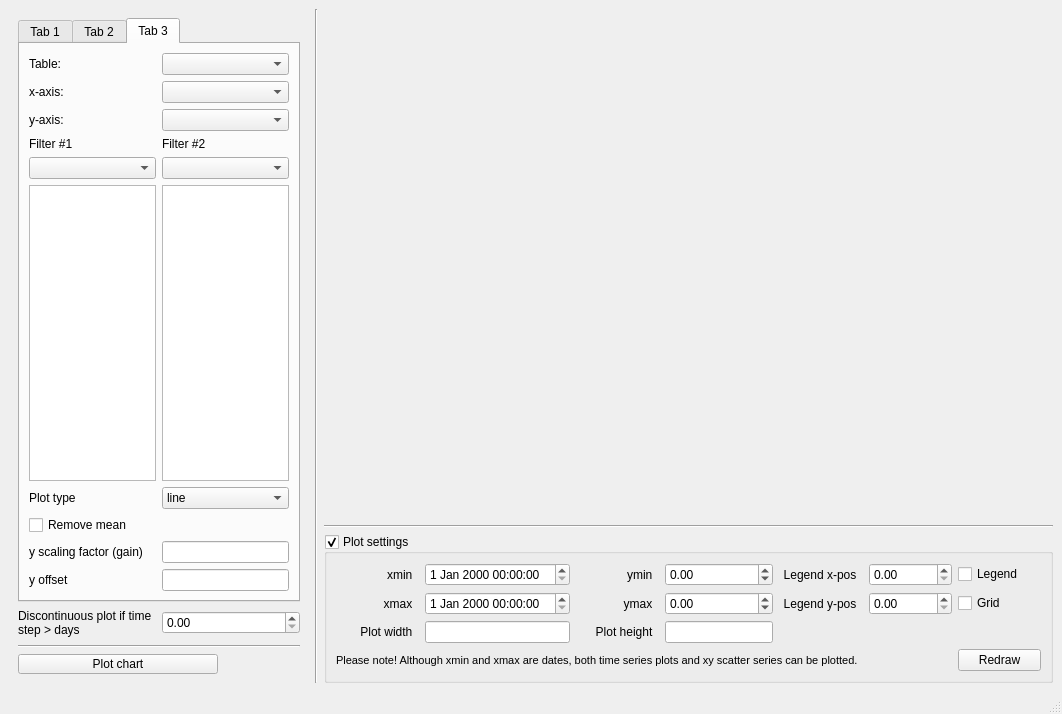
Old version of the form ui/customplotdialog.ui in the repository jkall/qgis-midvatten-plugin.
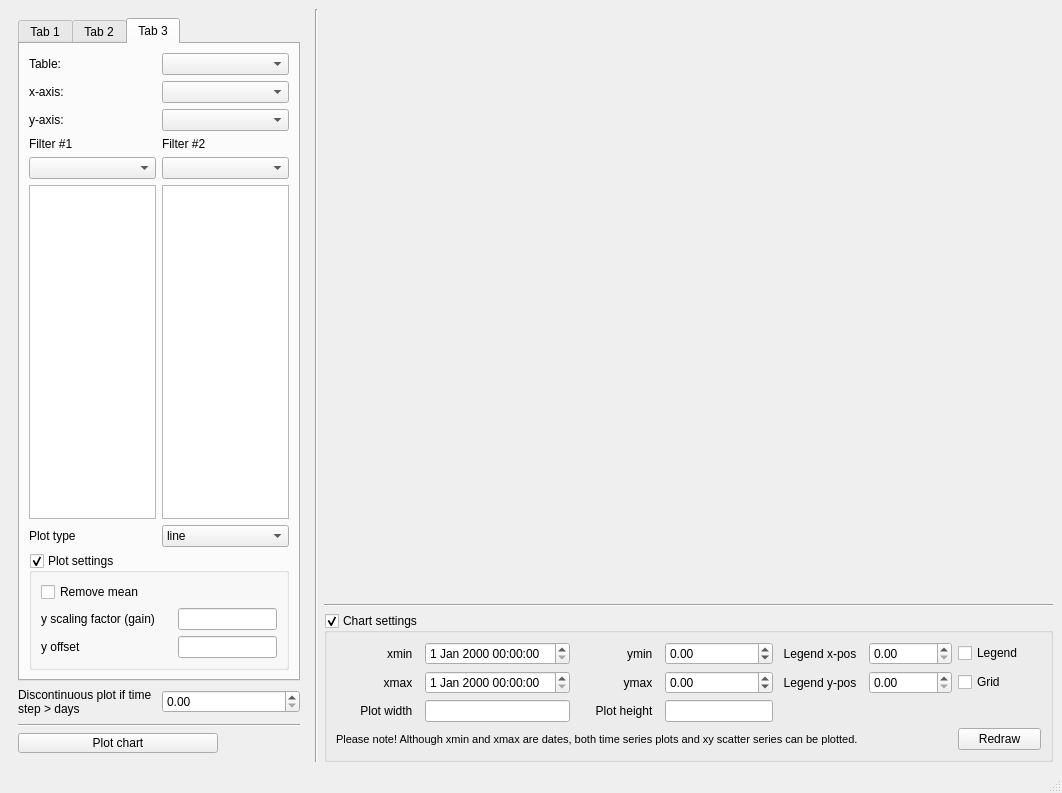
New version of the form. The open tabs and pages were chosen to show the change.

```diff
--- a/ui/customplotdialog.ui
+++ b/ui/customplotdialog.ui
@@ -7,14 +7,14 @@
     <x>0</x>
     <y>0</y>
     <width>1062</width>
-    <height>714</height>
+    <height>793</height>
    </rect>
   </property>
   <property name="windowTitle">
    <string>Custom plot generator for Midvatten plugin</string>
   </property>
   <widget class="QWidget" name="centralwidget">
-   <layout class="QGridLayout" name="gridLayout_14">
+   <layout class="QGridLayout" name="gridLayout_21">
     <item row="0" column="0">
      <layout class="QHBoxLayout" name="horizontalLayout_7" stretch="0,1,50">
       <item>
@@ -825,6 +825,94 @@
                  </item>
                 </layout>
                </item>
+               <item row="3" column="0">
+                <widget class="QGroupBox" name="plot_settings_2">
+                 <property name="title">
+                  <string>Plot settings</string>
+                 </property>
+                 <property name="checkable">
+                  <bool>true</bool>
+                 </property>
+                 <layout class="QGridLayout" name="gridLayout_18">
+                  <item row="0" column="0">
+                   <layout class="QGridLayout" name="gridLayout_14">
+                    <item row="0" column="0">
+                     <widget class="QCheckBox" name="checkBox_remove_mean2">
+                      <property name="text">
+                       <string>Remove mean</string>
+                      </property>
+                     </widget>
+                    </item>
+                    <item row="1" column="0">
+                     <widget class="QLabel" name="label_12">
+                      <property name="minimumSize">
+                       <size>
+                        <width>131</width>
+                        <height>0</height>
+                       </size>
+                      </property>
+                      <property name="toolTip">
+                       <string>a in y=ax+b</string>
+                      </property>
+                      <property name="text">
+                       <string>y scaling factor (gain)</string>
+                      </property>
+                     </widget>
+                    </item>
+                    <item row="1" column="1">
+                     <widget class="QLineEdit" name="LineEditFactor2">
+                      <property name="sizePolicy">
+                       <sizepolicy hsizetype="Preferred" vsizetype="Fixed">
+                        <horstretch>0</horstretch>
+                        <verstretch>0</verstretch>
+                       </sizepolicy>
+                      </property>
+                      <property name="toolTip">
+                       <string>a in y=ax+b</string>
+                      </property>
+                      <property name="text">
+                       <string/>
+                      </property>
+                     </widget>
+                    </item>
+                    <item row="2" column="0">
+                     <widget class="QLabel" name="label_15">
+                      <property name="minimumSize">
+                       <size>
+                        <width>131</width>
+                        <height>0</height>
+                       </size>
+                      </property>
+                      <property name="toolTip">
+                       <string>b in y=ax+b</string>
+                      </property>
+                      <property name="text">
+                       <string>y offset</string>
+                      </property>
+                     </widget>
+                    </item>
+                    <item row="2" column="1">
+                     <widget class="QLineEdit" name="LineEditOffset2">
+                      <property name="sizePolicy">
+                       <sizepolicy hsizetype="Preferred" vsizetype="Fixed">
+                        <horstretch>0</horstretch>
+                        <verstretch>0</verstretch>
+                       </sizepolicy>
+                      </property>
+                      <property name="toolTip">
+                       <string>b in y=ax+b</string>
+                      </property>
+                      <property name="text">
+                       <string/>
+                      </property>
+                     </widget>
+                    </item>
+                   </layout>
+                  </item>
+                 </layout>
+                 <zorder></zorder>
+                </widget>
+               </item>
                <item row="1" column="0">
                 <layout class="QGridLayout" name="gridLayout_9">
                  <item row="0" column="0">
@@ -1526,77 +1614,92 @@
                  </item>
                 </layout>
                </item>
-               <item row="4" column="0">
-                <layout class="QHBoxLayout" name="horizontalLayout_10">
-                 <item>
-                  <widget class="QLabel" name="label_13">
-                   <property name="toolTip">
-                    <string>a in y=ax+b</string>
-                   </property>
-                   <property name="text">
-                    <string>y scaling factor (gain)</string>
-                   </property>
-                  </widget>
-                 </item>
-                 <item>
-                  <widget class="QLineEdit" name="LineEditFactor3">
-                   <property name="sizePolicy">
-                    <sizepolicy hsizetype="Preferred" vsizetype="Fixed">
-                     <horstretch>0</horstretch>
-                     <verstretch>0</verstretch>
-                    </sizepolicy>
-                   </property>
-                   <property name="toolTip">
-                    <string>a in y=ax+b</string>
-                   </property>
-                   <property name="text">
-                    <string/>
-                   </property>
-                  </widget>
-                 </item>
-                </layout>
-               </item>
-               <item row="5" column="0">
-                <layout class="QHBoxLayout" name="horizontalLayout_13">
-                 <item>
-                  <widget class="QLabel" name="label_16">
-                   <property name="minimumSize">
-                    <size>
-                     <width>121</width>
-                     <height>0</height>
-                    </size>
-                   </property>
-                   <property name="toolTip">
-                    <string>b in y=ax+b</string>
-                   </property>
-                   <property name="text">
-                    <string>y offset</string>
-                   </property>
-                  </widget>
-                 </item>
-                 <item>
-                  <widget class="QLineEdit" name="LineEditOffset3">
-                   <property name="sizePolicy">
-                    <sizepolicy hsizetype="Preferred" vsizetype="Fixed">
-                     <horstretch>0</horstretch>
-                     <verstretch>0</verstretch>
-                    </sizepolicy>
-                   </property>
-                   <property name="toolTip">
-                    <string>b in y=ax+b</string>
-                   </property>
-                   <property name="text">
-                    <string/>
-                   </property>
-                  </widget>
-                 </item>
-                </layout>
-               </item>
                <item row="3" column="0">
-                <widget class="QCheckBox" name="checkBox_remove_mean3">
-                 <property name="text">
-                  <string>Remove mean</string>
+                <widget class="QGroupBox" name="plot_settings_3">
+                 <property name="title">
+                  <string>Plot settings</string>
                  </property>
+                 <property name="checkable">
+                  <bool>true</bool>
+                 </property>
+                 <layout class="QGridLayout" name="gridLayout_20">
+                  <item row="0" column="0">
+                   <layout class="QGridLayout" name="gridLayout_19">
+                    <item row="0" column="0">
+                     <widget class="QCheckBox" name="checkBox_remove_mean3">
+                      <property name="text">
+                       <string>Remove mean</string>
+                      </property>
+                     </widget>
+                    </item>
+                    <item row="1" column="0">
+                     <widget class="QLabel" name="label_13">
+                      <property name="minimumSize">
+                       <size>
+                        <width>131</width>
+                        <height>0</height>
+                       </size>
+                      </property>
+                      <property name="toolTip">
+                       <string>a in y=ax+b</string>
+                      </property>
+                      <property name="text">
+                       <string>y scaling factor (gain)</string>
+                      </property>
+                     </widget>
+                    </item>
+                    <item row="1" column="1">
+                     <widget class="QLineEdit" name="LineEditFactor3">
+                      <property name="sizePolicy">
+                       <sizepolicy hsizetype="Preferred" vsizetype="Fixed">
+                        <horstretch>0</horstretch>
+                        <verstretch>0</verstretch>
+                       </sizepolicy>
+                      </property>
+                      <property name="toolTip">
+                       <string>a in y=ax+b</string>
+                      </property>
+                      <property name="text">
+                       <string/>
+                      </property>
+                     </widget>
+                    </item>
+                    <item row="2" column="0">
+                     <widget class="QLabel" name="label_16">
+                      <property name="minimumSize">
+                       <size>
+                        <width>131</width>
+                        <height>0</height>
+                       </size>
+                      </property>
+                      <property name="toolTip">
+                       <string>b in y=ax+b</string>
+                      </property>
+                      <property name="text">
+                       <string>y offset</string>
+                      </property>
+                     </widget>
+                    </item>
+                    <item row="2" column="1">
+                     <widget class="QLineEdit" name="LineEditOffset3">
+                      <property name="sizePolicy">
+                       <sizepolicy hsizetype="Preferred" vsizetype="Fixed">
+                        <horstretch>0</horstretch>
+                        <verstretch>0</verstretch>
+                       </sizepolicy>
+                      </property>
+                      <property name="toolTip">
+                       <string>b in y=ax+b</string>
+                      </property>
+                      <property name="text">
+                       <string/>
+                      </property>
+                     </widget>
+                    </item>
+                   </layout>
+                  </item>
+                 </layout>
+                 <zorder></zorder>
                 </widget>
                </item>
               </layout>
@@ -1675,7 +1778,7 @@
         <item>
          <widget class="QGroupBox" name="plot_settings">
           <property name="title">
-           <string>Plot settings</string>
+           <string>Chart settings</string>
           </property>
           <property name="flat">
            <bool>false</bool>
```
Left out of the diff: 373 changed lines with no effect on the pictures.
